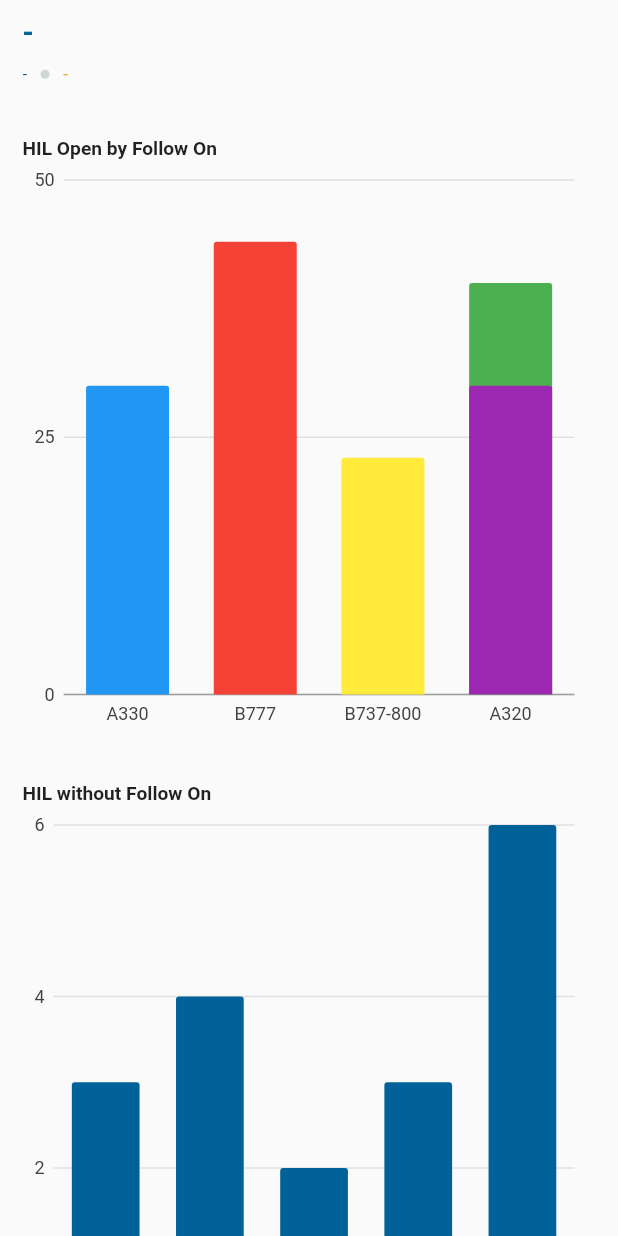
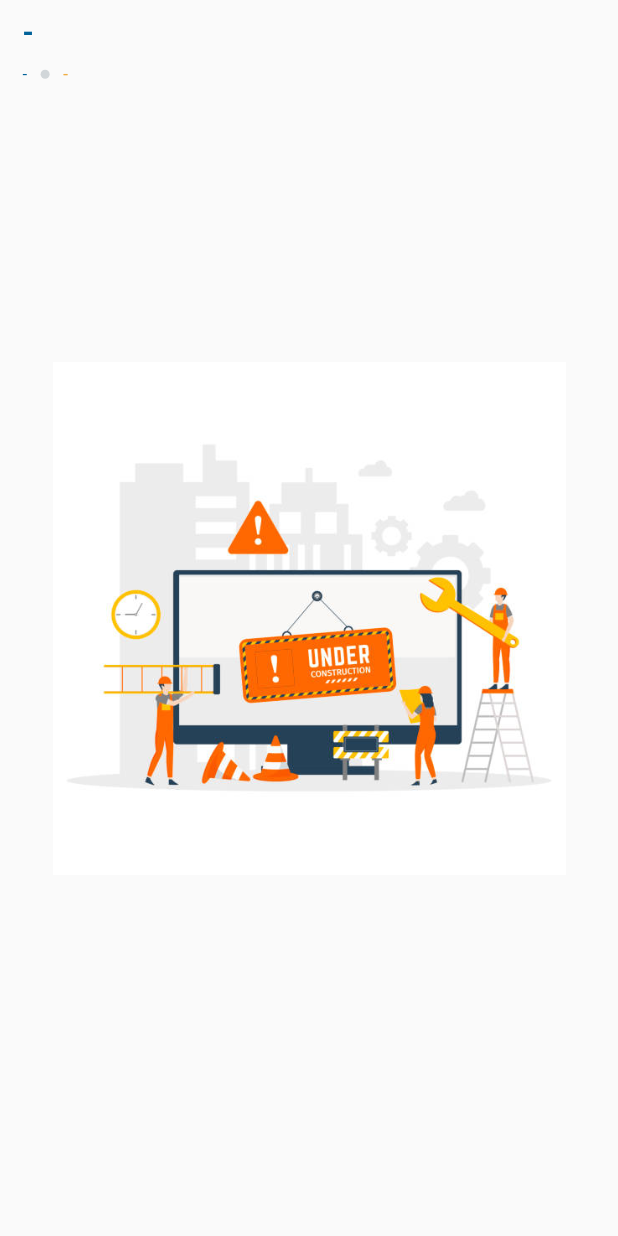
Before and after one commit to GaluhIdam/HIL-Mobile, a Flutter app: the DashboardPage screen opened by its route, on a phone screen of 412 x 824 dp. Run offline on Flutter 3.47's test engine with Material 2 defaults, Android fonts, the phone set to English and light mode, and no system bars; our stand-ins replace charts_flutter, dropdown_search, flutter_secure_storage, fluttertoast, rounded_loading_button; accounts and stored records are empty; network calls fail.

Commit message:
[FIXED] Fix HIL Management Page

```diff
--- a/lib/Pages/dashboard_page.dart
+++ b/lib/Pages/dashboard_page.dart
@@ -180,34 +180,38 @@ class _DashboardPageState extends State<DashboardPage>
                     ],
                   ),
                 ),
+                // Container(
+                //   margin: const EdgeInsets.fromLTRB(0, 30, 0, 0),
+                //   height: 400,
+                //   child: Column(
+                //       crossAxisAlignment: CrossAxisAlignment.start,
+                //       children: [
+                //         const Text(
+                //           "HIL Open by Follow On",
+                //           style: TextStyle(
+                //               fontSize: 16, fontWeight: FontWeight.w600),
+                //         ),
+                //         Expanded(child: DataChart(data: data1))
+                //       ]),
+                // ),
+                // Container(
+                //   margin: const EdgeInsets.fromLTRB(0, 30, 0, 20),
+                //   height: 400,
+                //   child: Column(
+                //       crossAxisAlignment: CrossAxisAlignment.start,
+                //       children: [
+                //         const Text(
+                //           "HIL without Follow On",
+                //           style: TextStyle(
+                //               fontSize: 16, fontWeight: FontWeight.w600),
+                //         ),
+                //         Expanded(child: DataChart(data: data2))
+                //       ]),
+                // )
                 Container(
-                  margin: const EdgeInsets.fromLTRB(0, 30, 0, 0),
-                  height: 400,
-                  child: Column(
-                      crossAxisAlignment: CrossAxisAlignment.start,
-                      children: [
-                        const Text(
-                          "HIL Open by Follow On",
-                          style: TextStyle(
-                              fontSize: 16, fontWeight: FontWeight.w600),
-                        ),
-                        Expanded(child: DataChart(data: data1))
-                      ]),
-                ),
-                Container(
-                  margin: const EdgeInsets.fromLTRB(0, 30, 0, 20),
-                  height: 400,
-                  child: Column(
-                      crossAxisAlignment: CrossAxisAlignment.start,
-                      children: [
-                        const Text(
-                          "HIL without Follow On",
-                          style: TextStyle(
-                              fontSize: 16, fontWeight: FontWeight.w600),
-                        ),
-                        Expanded(child: DataChart(data: data2))
-                      ]),
-                )
+                    margin: EdgeInsets.fromLTRB(20, 180, 20, 50),
+                    child: Image(
+                        image: AssetImage('assets/under-construction.jpg'))),
               ],
             ),
           ))),
--- a/pubspec.yaml
+++ b/pubspec.yaml
@@ -67,6 +67,7 @@ flutter:
     - assets/task_to_do_active.png
     - assets/hil_management.png
     - assets/hil_management_active.png
+    - assets/under-construction.jpg
   # An image asset can refer to one or more resolution-specific "variants", see
   # https://flutter.dev/assets-and-images/#resolution-aware
   # For details regarding adding assets from package dependencies, see
```
Also changed, not shown: assets/under-construction.jpg (added).
